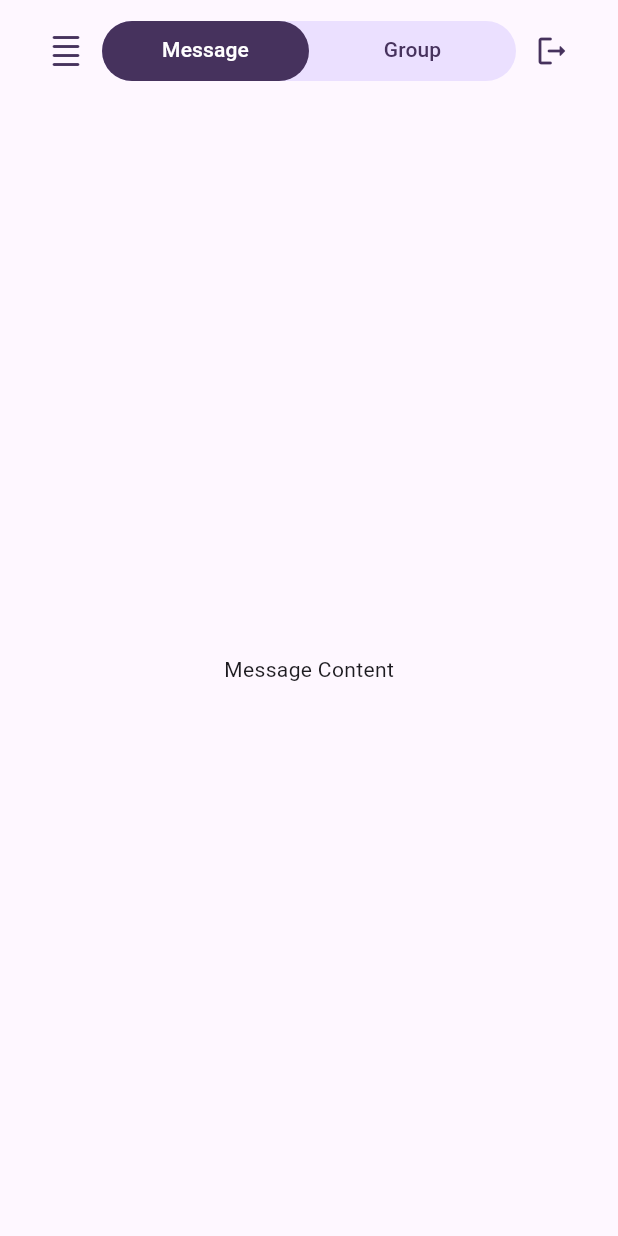
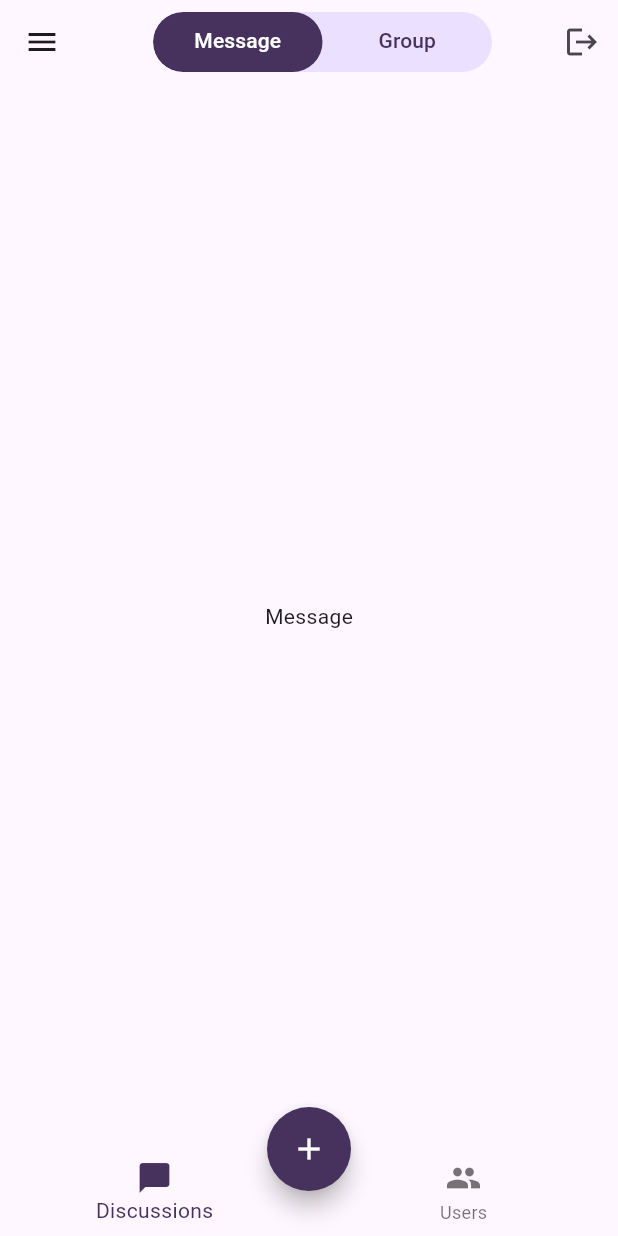
Before and after one commit to Saul015-m/Flutter_Chat_Mobile_App, a Flutter app: the screen it shows after launch, on a phone screen of 412 x 824 dp. Run offline on Flutter 3.47's test engine with Material 3 defaults, Android fonts, the phone set to English and light mode, and no system bars; our stand-ins replace animated_text_kit, google_fonts.

```diff
--- a/lib/main.dart
+++ b/lib/main.dart
@@ -1,4 +1,4 @@
-import 'package:chat/screens/home_screen.dart';
+import 'package:chat/screens/home/navigation_screen.dart';
 import 'package:flutter/material.dart';
 
 void main() {
@@ -8,122 +8,11 @@ void main() {
 class MyApp extends StatelessWidget {
   const MyApp({super.key});
 
-  // This widget is the root of your application.
   @override
   Widget build(BuildContext context) {
     return const MaterialApp(
       debugShowCheckedModeBanner: false,
-      home: HomeScreen(),
-
-      // title: 'Flutter Demo',
-      // theme: ThemeData(
-      //   // This is the theme of your application.
-      //   //
-      //   // TRY THIS: Try running your application with "flutter run". You'll see
-      //   // the application has a purple toolbar. Then, without quitting the app,
-      //   // try changing the seedColor in the colorScheme below to Colors.green
-      //   // and then invoke "hot reload" (save your changes or press the "hot
-      //   // reload" button in a Flutter-supported IDE, or press "r" if you used
-      //   // the command line to start the app).
-      //   //
-      //   // Notice that the counter didn't reset back to zero; the application
-      //   // state is not lost during the reload. To reset the state, use hot
-      //   // restart instead.
-      //   //
-      //   // This works for code too, not just values: Most code changes can be
-      //   // tested with just a hot reload.
-      //   colorScheme: ColorScheme.fromSeed(seedColor: Colors.deepPurple),
-      //   useMaterial3: true,
-      // ),
-      // home: const MyHomePage(title: 'Flutter Demo Home y'),
+      home: NavigationScreen(),
     );
   }
 }
-
-// class MyHomePage extends StatefulWidget {
-//   const MyHomePage({super.key, required this.title});
-
-//   // This widget is the home page of your application. It is stateful, meaning
-//   // that it has a State object (defined below) that contains fields that affect
-//   // how it looks.
-
-//   // This class is the configuration for the state. It holds the values (in this
-//   // case the title) provided by the parent (in this case the App widget) and
-//   // used by the build method of the State. Fields in a Widget subclass are
-//   // always marked "final".
-
-//   final String title;
-
-//   @override
-//   State<MyHomePage> createState() => _MyHomePageState();
-// }
-
-// class _MyHomePageState extends State<MyHomePage> {
-//   int _counter = 0;
-
-//   void _incrementCounter() {
-//     setState(() {
-//       // This call to setState tells the Flutter framework that something has
-//       // changed in this State, which causes it to rerun the build method below
-//       // so that the display can reflect the updated values. If we changed
-//       // _counter without calling setState(), then the build method would not be
-//       // called again, and so nothing would appear to happen.
-//       _counter++;
-//     });
-//   }
-
-//   @override
-//   Widget build(BuildContext context) {
-//     // This method is rerun every time setState is called, for instance as done
-//     // by the _incrementCounter method above.
-//     //
-//     // The Flutter framework has been optimized to make rerunning build methods
-//     // fast, so that you can just rebuild anything that needs updating rather
-//     // than having to individually change instances of widgets.
-//     return Scaffold(
-//       appBar: AppBar(
-//         // TRY THIS: Try changing the color here to a specific color (to
-//         // Colors.amber, perhaps?) and trigger a hot reload to see the AppBar
-//         // change color while the other colors stay the same.
-//         backgroundColor: Theme.of(context).colorScheme.inversePrimary,
-//         // Here we take the value from the MyHomePage object that was created by
-//         // the App.build method, and use it to set our appbar title.
-//         title: Text(widget.title),
-//       ),
-//       body: Center(
-//         // Center is a layout widget. It takes a single child and positions it
-//         // in the middle of the parent.
-//         child: Column(
-//           // Column is also a layout widget. It takes a list of children and
-//           // arranges them vertically. By default, it sizes itself to fit its
-//           // children horizontally, and tries to be as tall as its parent.
-//           //
-//           // Column has various properties to control how it sizes itself and
-//           // how it positions its children. Here we use mainAxisAlignment to
-//           // center the children vertically; the main axis here is the vertical
-//           // axis because Columns are vertical (the cross axis would be
-//           // horizontal).
-//           //
-//           // TRY THIS: Invoke "debug painting" (choose the "Toggle Debug Paint"
-//           // action in the IDE, or press "p" in the console), to see the
-//           // wireframe for each widget.
-//           mainAxisAlignment: MainAxisAlignment.center,
-//           children: <Widget>[
-//             const Text(
-//               'You have pushed the button this many times:',
-//             ),
-//             Text(
-//               '$_counter',
-//               style: Theme.of(context).textTheme.headlineMedium,
-//             ),
-//           ],
-//         ),
-//       ),
-//       floatingActionButton: FloatingActionButton(
-//         onPressed: _incrementCounter,
-//         tooltip: 'Increment',
-//         child: const Icon(Icons.add),
-//       ), // This trailing comma makes auto-formatting nicer for build methods.
-//     );
-//   }
-// }
--- a/lib/screens/login_screen.dart
+++ b/lib/screens/auth/login_screen.dart
@@ -1,7 +1,7 @@
 import 'package:chat/components/button.dart';
 import 'package:chat/components/logo_animation.dart';
 import 'package:chat/components/text_input.dart';
-import 'package:chat/screens/register_screen.dart';
+import 'package:chat/screens/auth/register_screen.dart';
 import 'package:flutter/material.dart';
 
 class LoginScreen extends StatefulWidget {
--- a/lib/screens/register_screen.dart
+++ b/lib/screens/auth/register_screen.dart
@@ -1,7 +1,7 @@
 import 'package:chat/components/button.dart';
 import 'package:chat/components/logo_animation.dart';
 import 'package:chat/components/text_input.dart';
-import 'package:chat/screens/login_screen.dart';
+import 'package:chat/screens/auth/login_screen.dart';
 import 'package:flutter/material.dart';
 
 class RegisterScreen extends StatefulWidget {
--- /dev/null
+++ b/lib/screens/discussion/message_screen.dart
@@ -0,0 +1,19 @@
+import 'package:flutter/material.dart';
+
+class MessageScreen extends StatefulWidget {
+  const MessageScreen({super.key});
+
+  @override
+  State<MessageScreen> createState() => _MessageScreenState();
+}
+
+class _MessageScreenState extends State<MessageScreen> {
+  @override
+  Widget build(BuildContext context) {
+    return const Scaffold(
+      body: Center(
+        child: Text('Message'),
+      ),
+    );
+  }
+}
--- /dev/null
+++ b/lib/screens/home/navigation_screen.dart
@@ -0,0 +1,177 @@
+import 'package:chat/components/tab_item.dart';
+import 'package:chat/screens/discussion/group_screen.dart';
+import 'package:chat/screens/discussion/message_screen.dart';
+import 'package:chat/screens/new/chat_screen.dart';
+import 'package:chat/screens/user/user_screen.dart';
+import 'package:flutter/material.dart';
+
+class NavigationScreen extends StatefulWidget {
+  const NavigationScreen({super.key});
+
+  @override
+  State<NavigationScreen> createState() => _NavigationScreenState();
+}
+
+class _NavigationScreenState extends State<NavigationScreen> {
+  int _selectedIndex = 0;
+
+  void _onItemTapped(int index) {
+    setState(() {
+      _selectedIndex = index;
+    });
+  }
+
+  Widget _buildAppBarTitle() {
+    if (_selectedIndex == 0) {
+      return const TabBarTitle();
+    } else {
+      return const Text('Users');
+    }
+  }
+
+  @override
+  Widget build(BuildContext context) {
+    return DefaultTabController(
+      length: 2,
+      child: Scaffold(
+        appBar: AppBar(
+          leading: Builder(
+            builder: (BuildContext context) {
+              return IconButton(
+                icon: const Icon(Icons.menu),
+                onPressed: () {
+                  Scaffold.of(context).openDrawer();
+                },
+              );
+            },
+          ),
+          actions: <Widget>[
+            IconButton(
+              icon: const Icon(Icons.logout),
+              onPressed: () {
+                // Log out action
+              },
+            ),
+          ],
+          title: _buildAppBarTitle(),
+        ),
+        drawer: Drawer(
+          child: ListView(
+            padding: EdgeInsets.zero,
+            children: [
+              const DrawerHeader(
+                decoration: BoxDecoration(
+                  color: Colors.blue,
+                ),
+                child: Text('Drawer Header'),
+              ),
+              ListTile(
+                title: const Text('Discussions'),
+                onTap: () {
+                  Navigator.pop(context);
+                  _onItemTapped(0);
+                },
+              ),
+              ListTile(
+                title: const Text('Profile'),
+                onTap: () {
+                  Navigator.pop(context);
+                  _onItemTapped(1);
+                },
+              ),
+            ],
+          ),
+        ),
+        body: _selectedIndex == 0
+            ? const TabBarViewContent()
+            : const UserScreen(),
+        bottomNavigationBar: BottomNavigationBar(
+          elevation: 0,
+          items: const <BottomNavigationBarItem>[
+            BottomNavigationBarItem(
+              icon: Icon(Icons.messenger_rounded),
+              label: 'Discussions',
+            ),
+            BottomNavigationBarItem(
+              icon: Icon(Icons.group),
+              label: 'Users',
+            ),
+          ],
+          currentIndex: _selectedIndex,
+          selectedItemColor: const Color.fromARGB(255, 70, 50, 93),
+          onTap: _onItemTapped,
+        ),
+        floatingActionButton: FloatingActionButton(
+          onPressed: () {
+            Navigator.push(
+              context,
+              MaterialPageRoute(
+                builder: (context) => const ChatScreen(),
+              ),
+            );
+          },
+          backgroundColor: const Color.fromARGB(255, 70, 50, 93),
+          shape: const CircleBorder(),
+          child: const Icon(
+            Icons.add,
+            color: Colors.white,
+          ),
+        ),
+        floatingActionButtonLocation: FloatingActionButtonLocation.centerDocked,
+      ),
+    );
+  }
+}
+
+class TabBarTitle extends StatelessWidget {
+  const TabBarTitle({super.key});
+
+  @override
+  Widget build(BuildContext context) {
+    return Padding(
+      padding: const EdgeInsets.symmetric(horizontal: 20.0, vertical: 10.0),
+      child: Row(
+        children: [
+          const SizedBox(width: 10),
+          Expanded(
+            child: ClipRRect(
+              borderRadius: const BorderRadius.all(Radius.circular(20)),
+              child: Container(
+                height: 40,
+                color: const Color.fromRGBO(235, 224, 255, 1.0),
+                child: const TabBar(
+                  indicatorSize: TabBarIndicatorSize.tab,
+                  indicator: BoxDecoration(
+                    color: Color.fromARGB(255, 70, 50, 93),
+                    borderRadius: BorderRadius.all(Radius.circular(20)),
+                  ),
+                  dividerColor: Colors.transparent,
+                  labelColor: Colors.white,
+                  unselectedLabelColor: Color.fromARGB(255, 70, 50, 93),
+                  tabs: [
+                    TabItem(title: "Message"),
+                    TabItem(title: "Group"),
+                  ],
+                ),
+              ),
+            ),
+          ),
+        ],
+      ),
+    );
+  }
+}
+
+class TabBarViewContent extends StatelessWidget {
+  const TabBarViewContent({super.key});
+
+  @override
+  Widget build(BuildContext context) {
+    return const TabBarView(
+      children: [
+        MessageScreen(),
+        GroupScreen(),
+      ],
+    );
+  }
+}
--- a/lib/screens/home_screen.dart
+++ /dev/null
@@ -1,83 +0,0 @@
-import 'package:chat/components/tab_item.dart';
-import 'package:flutter/material.dart';
-
-class HomeScreen extends StatefulWidget {
-  const HomeScreen({super.key});
-
-  @override
-  State<HomeScreen> createState() => _HomeScreenState();
-}
-
-class _HomeScreenState extends State<HomeScreen> {
-  @override
-  Widget build(BuildContext context) {
-    return Scaffold(
-      body: DefaultTabController(
-        length: 2,
-        child: Column(
-          children: [
-            Padding(
-              padding:
-                  const EdgeInsets.symmetric(horizontal: 20.0, vertical: 10.0),
-              child: Row(
-                children: [
-                  IconButton(
-                    icon: const Icon(
-                      Icons.density_small_rounded,
-                      color: Color.fromARGB(255, 70, 50, 93),
-                    ),
-                    onPressed: () {
-                      // Action pour l'icône de paramètres
-                    },
-                  ),
-                  Expanded(
-                    child: ClipRRect(
-                      child: Container(
-                        height: 40,
-                        decoration: const BoxDecoration(
-                          borderRadius: BorderRadius.all(Radius.circular(20)),
-                          color: Color.fromRGBO(235, 224, 255, 1.0),
-                        ),
-                        child: const TabBar(
-                          indicatorSize: TabBarIndicatorSize.tab,
-                          indicator: BoxDecoration(
-                            color: Color.fromARGB(255, 70, 50, 93),
-                            borderRadius: BorderRadius.all(Radius.circular(20)),
-                          ),
-                          dividerColor: Colors.transparent,
-                          labelColor: Colors.white,
-                          unselectedLabelColor: Color.fromARGB(255, 70, 50, 93),
-                          tabs: [
-                            TabItem(title: "Message"),
-                            TabItem(title: "Group"),
-                          ],
-                        ),
-                      ),
-                    ),
-                  ),
-                  IconButton(
-                    icon: const Icon(
-                      Icons.logout_rounded,
-                      color: Color.fromARGB(255, 70, 50, 93),
-                    ),
-                    onPressed: () {
-                      // Action pour l'icône de sortie
-                    },
-                  ),
-                ],
-              ),
-            ),
-            const Expanded(
-              child: TabBarView(
-                children: [
-                  Center(child: Text('Message Content')),
-                  Center(child: Text("Group Content")),
-                ],
-              ),
-            ),
-          ],
-        ),
-      ),
-    );
-  }
-}
```
Also changed, not shown: lib/screens/discussion/group_screen.dart (added, +19 -0 lines), lib/screens/new/chat_group_screen.dart (added, +15 -0 lines), lib/screens/new/chat_screen.dart (added, +42 -0 lines), lib/screens/user/user_screen.dart (added, +19 -0 lines), 1 other file.
